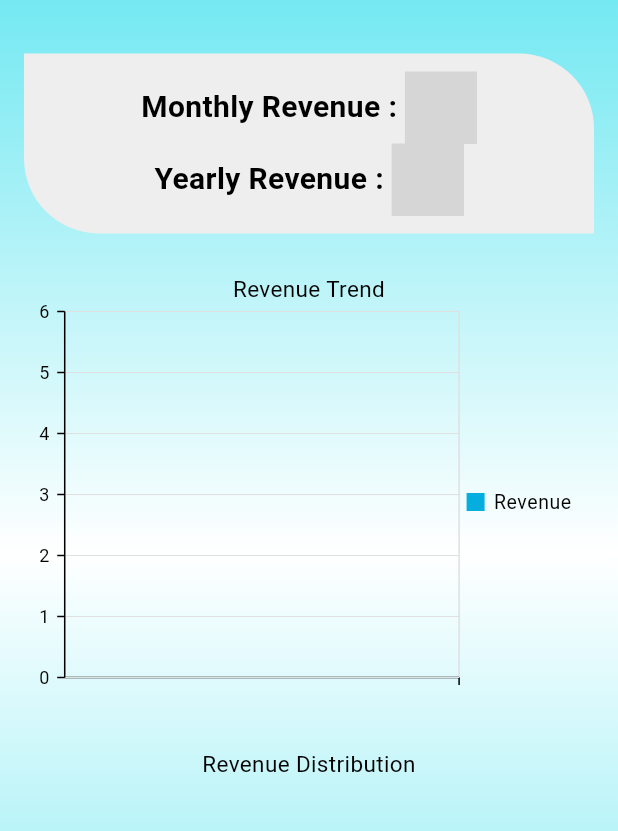
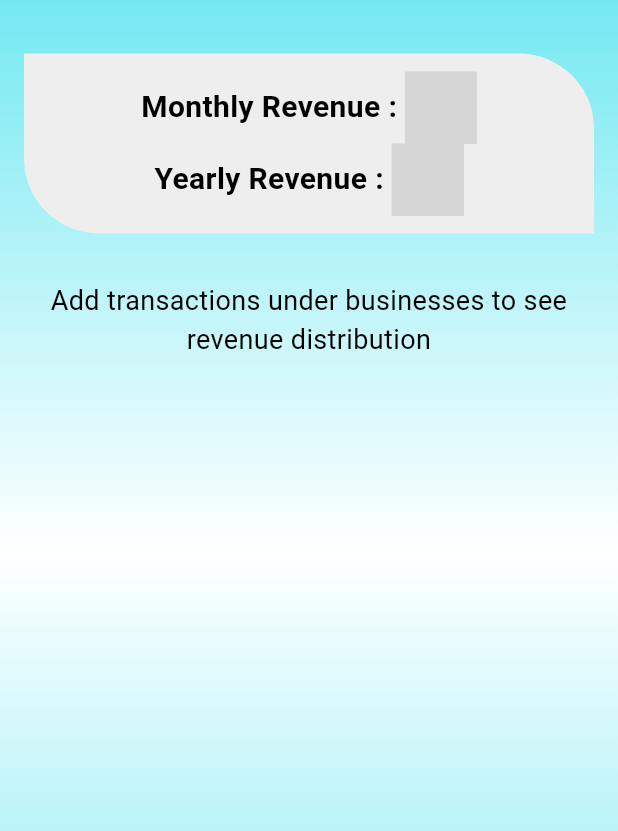
Before and after one commit to Rashedujjaman/revtrack, a Flutter app: the DashboardScreen screen opened directly, on a phone screen of 412 x 824 dp, the part 65-896 px from its top. Run offline on Flutter 3.47's test engine with Material 3 defaults, Android fonts, the phone set to English and light mode, and no system bars; our stand-ins replace cached_network_image, cloud_firestore, firebase_auth, firebase_core, firebase_storage, image_picker and 2 more; missing offline and left inert: animated_number, ml_algo, ml_dataframe; accounts and stored records are empty; grey boxes are pictures that could not be loaded.

Commit message:
Hide charts in dashboard while there is no data.

```diff
--- a/lib/screens/dashboard_screen.dart
+++ b/lib/screens/dashboard_screen.dart
@@ -500,21 +500,36 @@ class _DashboardScreenState extends State<DashboardScreen> {
                 ),
                 isLoading
                     ? const CartesianChartSkeleton()
-                    : CartesianChart(
-                        data: revenueTrendData, title: 'Revenue Trend'),
+                    : revenueTrendData.isNotEmpty
+                        ? CartesianChart(
+                            data: revenueTrendData, title: 'Revenue Trend')
+                        : const SizedBox.shrink(),
                 isLoading
                     ? const PieChartSkeleton()
-                    : PieChart(
+                    : revenueDistributionData.length > 1
+                        ? PieChart(
                             data: revenueDistributionData,
                             title: 'Revenue Distribution',
+                          )
+                        : Center(
+                            child: Text(
+                                'Add transactions under businesses to see revenue distribution',
+                                style: TextStyle(
+                                  color: Theme.of(context).colorScheme.primary,
+                                  fontSize: 18,
+                                  textBaseline: TextBaseline.alphabetic,
+                                ),
+                                textAlign: TextAlign.center),
                           ),
 
                 isLoading
                     ? const CartesianChartSkeleton()
-                    : RevenuePredictionChart(
+                    : predictedRevenueData.isNotEmpty
+                        ? RevenuePredictionChart(
                             transactions: transactions,
                             historicalData: revenueTrendData,
                             predictions: predictedRevenueData)
+                        : const SizedBox.shrink(),
 
                 // SizedBox(
                 //   height: 150,
```
Also changed, not shown: 4 other files. Lines whose indentation alone changed are shown as unchanged.
